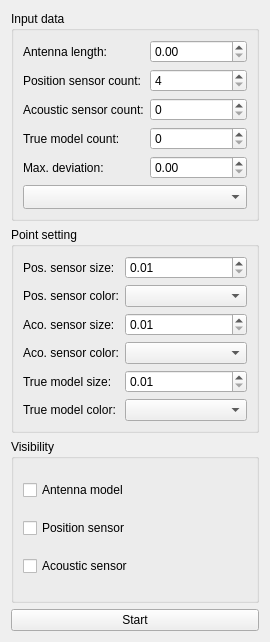
DimonPopov/PopovDS_9304_GraduateWork, file controllPanel.ui: the form before one commit.
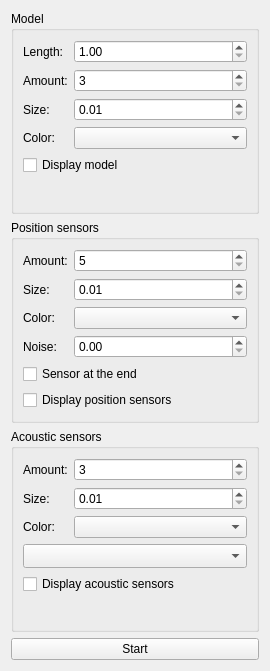
The form after the commit.

What changed in the file:
```diff
--- a/controllPanel.ui
+++ b/controllPanel.ui
@@ -7,7 +7,7 @@
     <x>0</x>
     <y>0</y>
     <width>270</width>
-    <height>642</height>
+    <height>671</height>
    </rect>
   </property>
   <property name="windowTitle">
@@ -17,82 +17,169 @@
    <item>
     <widget class="QGroupBox" name="groupBox_2">
      <property name="title">
-      <string>Input data</string>
+      <string>Model</string>
      </property>
      <layout class="QFormLayout" name="formLayout_2">
       <item row="0" column="0">
        <widget class="QLabel" name="label_8">
         <property name="text">
-         <string>Antenna length:</string>
+         <string>Length:</string>
         </property>
        </widget>
       </item>
       <item row="0" column="1">
-       <widget class="QDoubleSpinBox" name="antennaLengthSpin"/>
+       <widget class="QDoubleSpinBox" name="antennaLengthSpin">
+        <property name="minimum">
+         <double>1.000000000000000</double>
+        </property>
+       </widget>
       </item>
       <item row="1" column="0">
+       <widget class="QLabel" name="label_11">
+        <property name="text">
+         <string>Amount:</string>
+        </property>
+       </widget>
+      </item>
+      <item row="1" column="1">
+       <widget class="QSpinBox" name="trueModelCountSpin">
+        <property name="minimum">
+         <number>3</number>
+        </property>
+        <property name="maximum">
+         <number>10000</number>
+        </property>
+       </widget>
+      </item>
+      <item row="2" column="0">
+       <widget class="QLabel" name="label_9">
+        <property name="text">
+         <string>Size:</string>
+        </property>
+       </widget>
+      </item>
+      <item row="2" column="1">
+       <widget class="QDoubleSpinBox" name="trueModelPointSizeSpin">
+        <property name="minimum">
+         <double>0.010000000000000</double>
+        </property>
+        <property name="maximum">
+         <double>1.000000000000000</double>
+        </property>
+        <property name="singleStep">
+         <double>0.010000000000000</double>
+        </property>
+       </widget>
+      </item>
+      <item row="3" column="0">
+       <widget class="QLabel" name="label_10">
+        <property name="text">
+         <string>Color:</string>
+        </property>
+       </widget>
+      </item>
+      <item row="3" column="1">
+       <widget class="QComboBox" name="trueModelColorCombo">
+        <property name="placeholderText">
+         <string>Color</string>
+        </property>
+       </widget>
+      </item>
+      <item row="4" column="0" colspan="2">
+       <widget class="QCheckBox" name="antennaVisibilityCheck">
+        <property name="text">
+         <string>Display model</string>
+        </property>
+       </widget>
+      </item>
+     </layout>
+    </widget>
+   </item>
+   <item>
+    <widget class="QGroupBox" name="positionSensorsGroup">
+     <property name="title">
+      <string>Position sensors</string>
+     </property>
+     <layout class="QFormLayout" name="formLayout">
+      <item row="0" column="0">
        <widget class="QLabel" name="label_3">
         <property name="text">
-         <string>Position sensor count:</string>
+         <string>Amount:</string>
         </property>
        </widget>
       </item>
-      <item row="1" column="1">
+      <item row="0" column="1">
        <widget class="QSpinBox" name="sensorCountSpin">
         <property name="minimum">
-         <number>4</number>
+         <number>5</number>
         </property>
         <property name="value">
-         <number>4</number>
+         <number>5</number>
+        </property>
+       </widget>
+      </item>
+      <item row="1" column="0">
+       <widget class="QLabel" name="label">
+        <property name="text">
+         <string>Size:</string>
+        </property>
+       </widget>
+      </item>
+      <item row="1" column="1">
+       <widget class="QDoubleSpinBox" name="sensorPointSizeSpin">
+        <property name="decimals">
+         <number>2</number>
+        </property>
+        <property name="minimum">
+         <double>0.010000000000000</double>
+        </property>
+        <property name="maximum">
+         <double>1.000000000000000</double>
+        </property>
+        <property name="singleStep">
+         <double>0.010000000000000</double>
         </property>
        </widget>
       </item>
       <item row="2" column="0">
-       <widget class="QLabel" name="label_7">
+       <widget class="QLabel" name="label_4">
         <property name="text">
-         <string>Acoustic sensor count:</string>
+         <string>Color:</string>
         </property>
        </widget>
       </item>
       <item row="2" column="1">
-       <widget class="QSpinBox" name="interpolationCountSpin">
-        <property name="maximum">
-         <number>10000</number>
+       <widget class="QComboBox" name="sensorPointColorCombo">
+        <property name="placeholderText">
+         <string>Color</string>
         </property>
        </widget>
       </item>
-      <item row="4" column="0">
+      <item row="3" column="0">
        <widget class="QLabel" name="label_6">
         <property name="text">
-         <string>Max. deviation:</string>
+         <string>Noise:</string>
         </property>
        </widget>
       </item>
-      <item row="4" column="1">
+      <item row="3" column="1">
        <widget class="QDoubleSpinBox" name="maximumDeviationSpin">
         <property name="singleStep">
          <double>0.100000000000000</double>
         </property>
        </widget>
       </item>
-      <item row="3" column="0">
-       <widget class="QLabel" name="label_11">
-        <property name="text">
-         <string>True model count:</string>
-        </property>
-       </widget>
-      </item>
-      <item row="3" column="1">
-       <widget class="QSpinBox" name="trueModelCountSpin">
-        <property name="maximum">
-         <number>10000</number>
-        </property>
-       </widget>
-      </item>
       <item row="5" column="0" colspan="2">
-       <widget class="QComboBox" name="interpolationCombo">
-        <property name="sizeAdjustPolicy">
-         <enum>QComboBox::AdjustToMinimumContentsLengthWithIcon</enum>
+       <widget class="QCheckBox" name="sensorsVisibilityCheck">
+        <property name="text">
+         <string>Display position sensors</string>
+        </property>
+       </widget>
+      </item>
+      <item row="4" column="0" colspan="2">
+       <widget class="QCheckBox" name="sensorEnd">
+        <property name="text">
+         <string>Sensor at the end</string>
         </property>
        </widget>
       </item>
@@ -102,50 +189,34 @@
    <item>
     <widget class="QGroupBox" name="groupBox">
      <property name="title">
-      <string>Point setting</string>
+      <string>Acoustic sensors</string>
      </property>
-     <layout class="QFormLayout" name="formLayout">
+     <layout class="QFormLayout" name="formLayout_3">
       <item row="0" column="0">
-       <widget class="QLabel" name="label">
+       <widget class="QLabel" name="label_7">
         <property name="text">
-         <string>Pos. sensor size:</string>
+         <string>Amount:</string>
         </property>
        </widget>
       </item>
       <item row="0" column="1">
-       <widget class="QDoubleSpinBox" name="sensorPointSizeSpin">
-        <property name="decimals">
-         <number>2</number>
-        </property>
+       <widget class="QSpinBox" name="interpolationCountSpin">
         <property name="minimum">
-         <double>0.010000000000000</double>
+         <number>3</number>
         </property>
         <property name="maximum">
-         <double>1.000000000000000</double>
-        </property>
-        <property name="singleStep">
-         <double>0.010000000000000</double>
+         <number>10000</number>
         </property>
        </widget>
       </item>
       <item row="1" column="0">
-       <widget class="QLabel" name="label_4">
-        <property name="text">
-         <string>Pos. sensor color:</string>
-        </property>
-       </widget>
-      </item>
-      <item row="1" column="1">
-       <widget class="QComboBox" name="sensorPointColorCombo"/>
-      </item>
-      <item row="2" column="0">
        <widget class="QLabel" name="label_2">
         <property name="text">
-         <string>Aco. sensor size:</string>
+         <string>Size:</string>
         </property>
        </widget>
       </item>
-      <item row="2" column="1">
+      <item row="1" column="1">
        <widget class="QDoubleSpinBox" name="interpolationPointSizeSpin">
         <property name="decimals">
          <number>2</number>
@@ -161,73 +232,34 @@
         </property>
        </widget>
       </item>
-      <item row="3" column="0">
+      <item row="2" column="0">
        <widget class="QLabel" name="label_5">
         <property name="text">
-         <string>Aco. sensor color:</string>
+         <string>Color:</string>
         </property>
        </widget>
       </item>
-      <item row="3" column="1">
-       <widget class="QComboBox" name="interpolationPointColorCombo"/>
-      </item>
-      <item row="4" column="0">
-       <widget class="QLabel" name="label_9">
-        <property name="text">
-         <string>True model size:</string>
+      <item row="2" column="1">
+       <widget class="QComboBox" name="interpolationPointColorCombo">
+        <property name="placeholderText">
+         <string>Color</string>
         </property>
        </widget>
       </item>
-      <item row="5" column="0">
-       <widget class="QLabel" name="label_10">
-        <property name="text">
-         <string>True model color:</string>
+      <item row="3" column="0" colspan="2">
+       <widget class="QComboBox" name="interpolationCombo">
+        <property name="sizeAdjustPolicy">
+         <enum>QComboBox::AdjustToMinimumContentsLengthWithIcon</enum>
         </property>
-       </widget>
-      </item>
-      <item row="5" column="1">
-       <widget class="QComboBox" name="trueModelColorCombo"/>
-      </item>
-      <item row="4" column="1">
-       <widget class="QDoubleSpinBox" name="trueModelPointSizeSpin">
-        <property name="minimum">
-         <double>0.010000000000000</double>
+        <property name="placeholderText">
+         <string>Interpolation type</string>
         </property>
-        <property name="maximum">
-         <double>1.000000000000000</double>
-        </property>
-        <property name="singleStep">
-         <double>0.010000000000000</double>
-        </property>
        </widget>
       </item>
-     </layout>
-    </widget>
-   </item>
-   <item>
-    <widget class="QGroupBox" name="groupBox_3">
-     <property name="title">
-      <string>Visibility</string>
-     </property>
-     <layout class="QVBoxLayout" name="verticalLayout_2">
-      <item>
-       <widget class="QCheckBox" name="antennaVisibilityCheck">
-        <property name="text">
-         <string>Antenna model</string>
-        </property>
-       </widget>
-      </item>
-      <item>
-       <widget class="QCheckBox" name="sensorsVisibilityCheck">
-        <property name="text">
-         <string>Position sensor</string>
-        </property>
-       </widget>
-      </item>
-      <item>
+      <item row="4" column="0" colspan="2">
        <widget class="QCheckBox" name="interpolationVisibilityCheck">
         <property name="text">
-         <string>Acoustic sensor</string>
+         <string>Display acoustic sensors</string>
         </property>
        </widget>
       </item>
```
Left out of the diff: 4 changed lines with no effect on the pictures.
